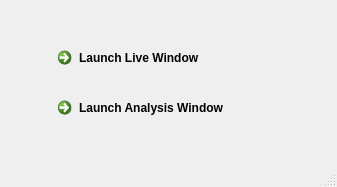
hcilab-uic/ipme, file tools/workbench/workbench_window.ui: the form before one commit.
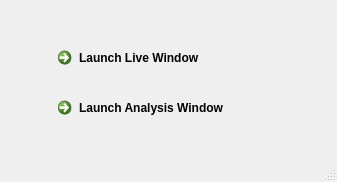
The form after the commit.

Commit message: Added button state transitions

```diff
--- a/tools/workbench/workbench_window.ui
+++ b/tools/workbench/workbench_window.ui
@@ -7,7 +7,7 @@
     <x>0</x>
     <y>0</y>
     <width>337</width>
-    <height>187</height>
+    <height>182</height>
    </rect>
   </property>
   <property name="windowTitle">
```
The commit also changes 3 other files.
